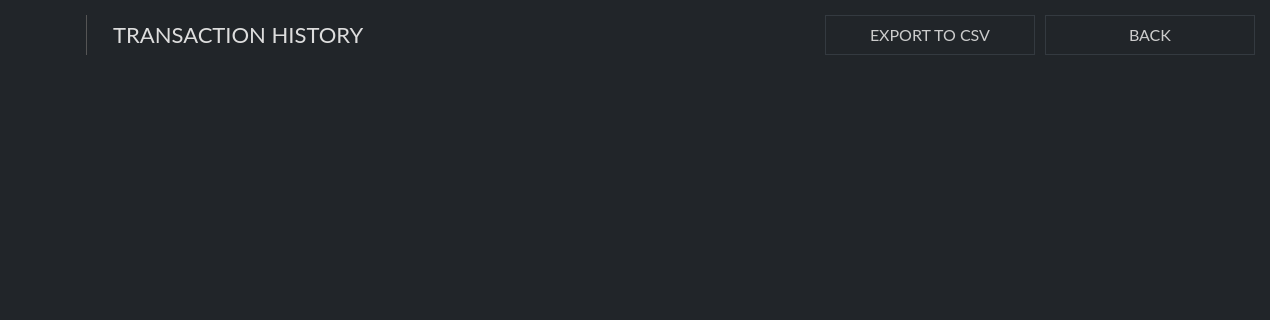
Before: the Qt Designer form src/gui/ui/transactionsframe.ui in ConcealNetwork/conceal-desktop, drawn with Qt 5; both pictures show x 0 to 1270 and y 0 to 320 of the 1270 by 700 pixel window.
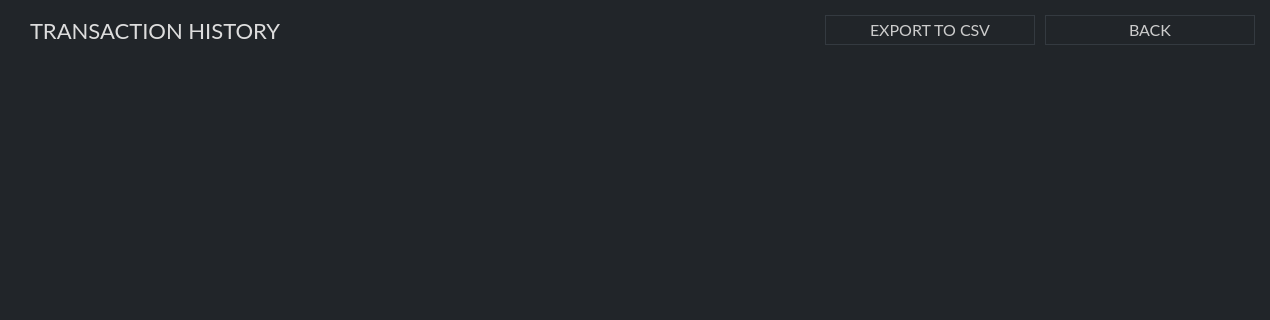
After: the same form once the commit is applied. Icons and pictures are not drawn.

Commit message: Modify transactions frame

```diff
--- a/src/gui/ui/transactionsframe.ui
+++ b/src/gui/ui/transactionsframe.ui
@@ -73,41 +73,15 @@
      <property name="spacing">
       <number>10</number>
      </property>
+     <property name="leftMargin">
+      <number>15</number>
+     </property>
      <property name="topMargin">
       <number>15</number>
      </property>
      <property name="bottomMargin">
       <number>10</number>
      </property>
-     <item>
-      <widget class="QLabel" name="label_2">
-       <property name="maximumSize">
-        <size>
-         <width>61</width>
-         <height>16777215</height>
-        </size>
-       </property>
-       <property name="text">
-        <string>&lt;html&gt;&lt;head/&gt;&lt;body&gt;&lt;p&gt;&lt;img src=&quot;:/images/conceal-small.png&quot;/&gt;&lt;/p&gt;&lt;/body&gt;&lt;/html&gt;</string>
-       </property>
-      </widget>
-     </item>
-     <item>
-      <widget class="Line" name="line">
-       <property name="maximumSize">
-        <size>
-         <width>1</width>
-         <height>60</height>
-        </size>
-       </property>
-       <property name="styleSheet">
-        <string notr="true">background-color: #555;</string>
-       </property>
-       <property name="orientation">
-        <enum>Qt::Vertical</enum>
-       </property>
-      </widget>
-     </item>
      <item>
       <widget class="QLabel" name="label">
        <property name="maximumSize">
@@ -126,7 +100,7 @@
         <string notr="true">color: #ddd; font-size: 22px;</string>
        </property>
        <property name="text">
-        <string>   TRANSACTION HISTORY</string>
+        <string>TRANSACTION HISTORY</string>
        </property>
       </widget>
      </item>
@@ -134,8 +108,8 @@
       <widget class="QPushButton" name="m_csvButton">
        <property name="minimumSize">
         <size>
-         <width>210</width>
-         <height>40</height>
+         <width>180</width>
+         <height>30</height>
         </size>
        </property>
        <property name="maximumSize">
@@ -164,8 +138,8 @@
       <widget class="QPushButton" name="m_backButton">
        <property name="minimumSize">
         <size>
-         <width>210</width>
-         <height>40</height>
+         <width>180</width>
+         <height>30</height>
         </size>
        </property>
        <property name="maximumSize">
```
The commit also changes 1 other file.
